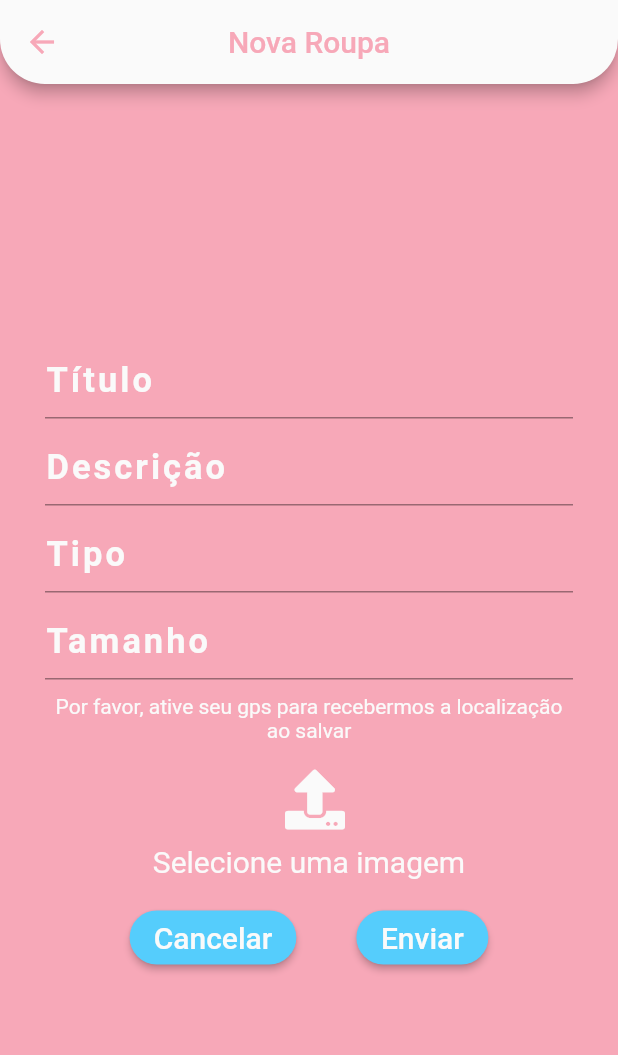
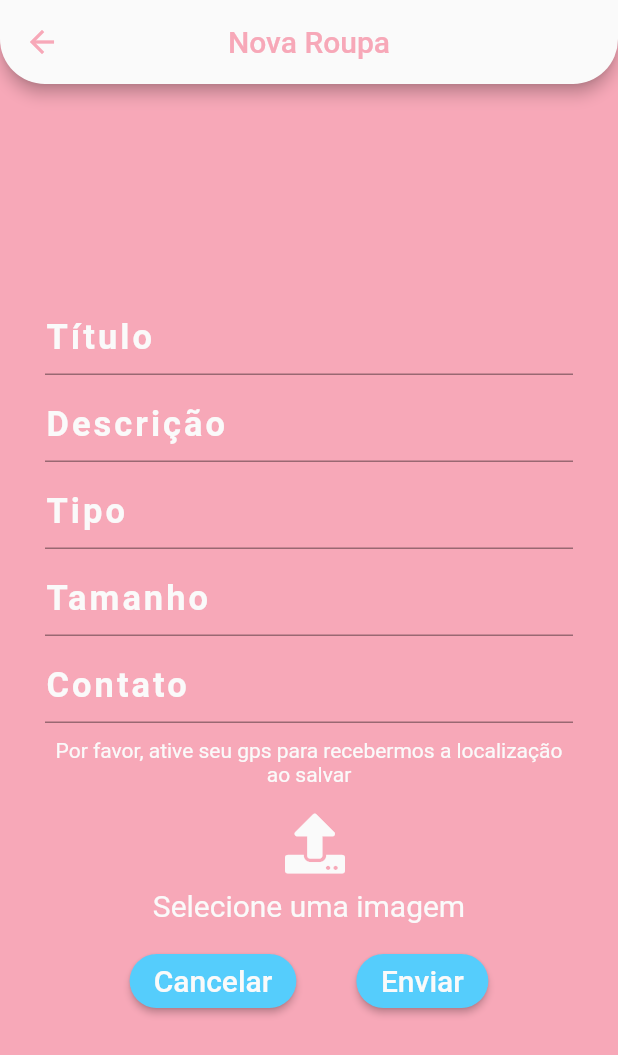
Before and after one commit to JujubaOhime/mut, a Flutter app: the NewClothesPage screen opened by its route, on a phone screen of 412 x 824 dp. Shown: the top 1055 px of the screen. Run offline on Flutter 3.47's test engine with Material 2 defaults, Android fonts, the phone set to English and light mode, and no system bars; our stand-ins replace cloud_firestore, firebase_auth, firebase_storage, font_awesome_flutter, google_sign_in, image_picker and 3 more; missing offline and left inert: bloc_pattern; accounts and stored records are empty.

Commit message:
ajustado um pouco o front

```diff
--- a/lib/src/layout/layout.dart
+++ b/lib/src/layout/layout.dart
@@ -70,8 +70,8 @@ class Layout {
                 decoration: BoxDecoration(
                   image: DecorationImage(
                     fit: BoxFit.fill,
-                    image: NetworkImage(
-                        "https://upload.wikimedia.org/wikipedia/commons/thumb/b/b0/Transgender_Pride_flag.svg/1280px-Transgender_Pride_flag.svg.png"),
+                    image: AssetImage(
+                        "assets/transFlag.png"),
                   ),
                 ),
               ),
--- a/lib/src/login/login-widget.dart
+++ b/lib/src/login/login-widget.dart
@@ -13,8 +13,8 @@ class LoginWidget extends StatelessWidget {
         child: Stack(
           fit: StackFit.expand,
           children: <Widget>[
-            Image.network(
-                "https://upload.wikimedia.org/wikipedia/commons/thumb/b/b0/Transgender_Pride_flag.svg/1280px-Transgender_Pride_flag.svg.png",
+            Image.asset(
+                "assets/transFlag.png",
                 fit: BoxFit.cover),
             Container(
               color: Colors.grey[700].withOpacity(0.1),
--- a/lib/src/pages/new-clothes.dart
+++ b/lib/src/pages/new-clothes.dart
@@ -52,7 +52,7 @@ class _NewClothesState extends State<NewClothesPage> {
     return taskSnapshot.ref.getDownloadURL();
   }
 
-  String size, description, photo, title, type, state, uname;
+  String size, description, photo, title, type, state, uname, phone;
   String uid;
   Timestamp time;
 
@@ -80,6 +80,10 @@ class _NewClothesState extends State<NewClothesPage> {
     this.state = state;
   }
 
+  getPhone(phone){
+    this.phone = phone;
+  }
+
   TextEditingController _csize = TextEditingController();
   TextEditingController _cdescription = TextEditingController();
   TextEditingController _cphoto = TextEditingController();
@@ -88,6 +92,7 @@ class _NewClothesState extends State<NewClothesPage> {
   TextEditingController _cstate = TextEditingController();
   TextEditingController _clatitude = TextEditingController();
   TextEditingController _clongitude = TextEditingController();
+  TextEditingController _cphone = TextEditingController();
   String urlFoto;
 
   _loadingCircle() {
@@ -221,6 +226,26 @@ class _NewClothesState extends State<NewClothesPage> {
               },
             ),
           ),
+           Padding(
+            padding: EdgeInsets.only(left: 30.0, right: 30, top: 10),
+            child: TextField(
+              controller: _cphone,
+              // controller: _taskTimeController,
+              style: TextStyle(color: Layout.white()),
+              decoration: InputDecoration(
+                  labelText: "Contato",
+                  contentPadding: new EdgeInsets.only(bottom: 1),
+                  labelStyle: TextStyle(
+                      color: Layout.white(),
+                      fontWeight: FontWeight.bold,
+                      fontSize: 23,
+                      letterSpacing: 2,
+                      height: 0.85)),
+              onChanged: (String phone) {
+                getPhone(phone);
+              },
+            ),
+          ),
           Padding(
             padding: EdgeInsets.only(left: 30.0, right: 30, top: 10),
             child: Text("Por favor, ative seu gps para recebermos a localização ao salvar", textAlign: TextAlign.center, style: TextStyle(color: Layout.white()),)
@@ -336,6 +361,7 @@ class _NewClothesState extends State<NewClothesPage> {
                                   'state': _cstate.text,
                                   'size': _csize.text,
                                   'type': _ctype.text,
+                                  'phone': _cphone.text,
                                   'description': _cdescription.text,
                                   'photo': photo,
                                   'latitude': latitude,
```
Also changed, not shown: lib/src/pages/clothes-profile.dart (+61 -21 lines), lib/src/pages/edit-clothes.dart (+31 -2 lines), lib/src/pages/home-widget.dart (+13 -3 lines), assets/telephone.png (added), assets/transFlag.png (added).
